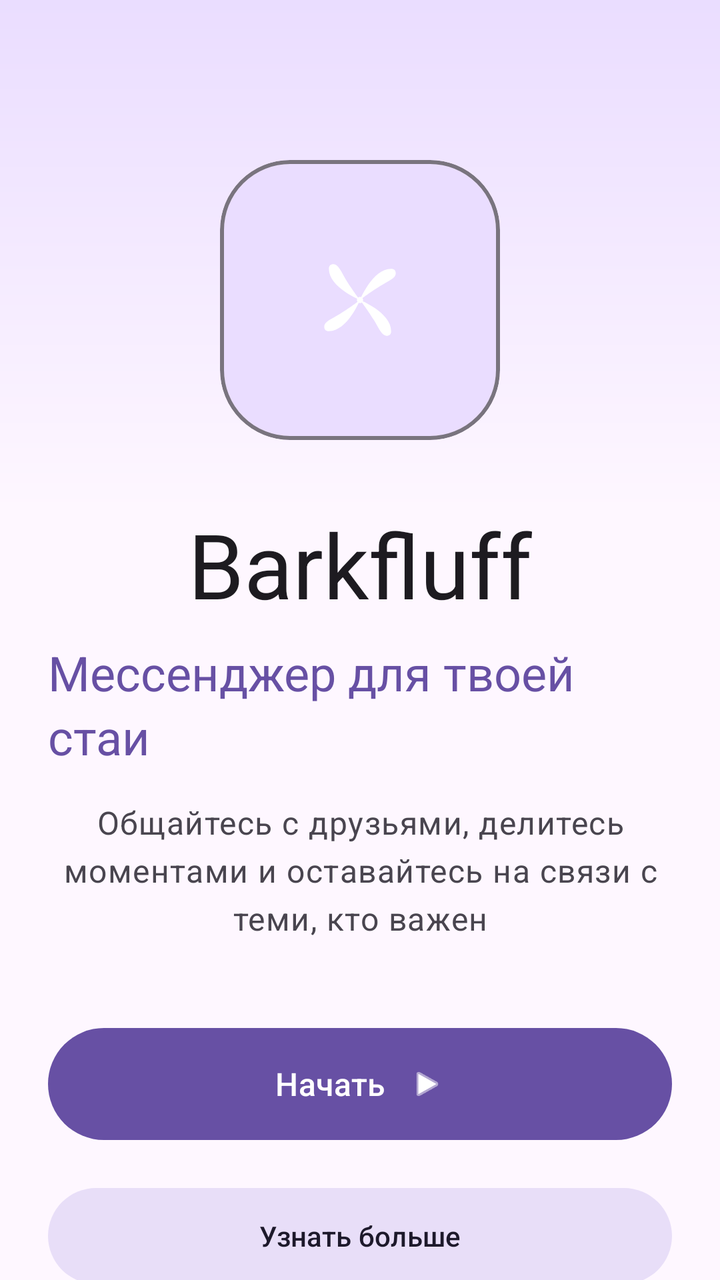
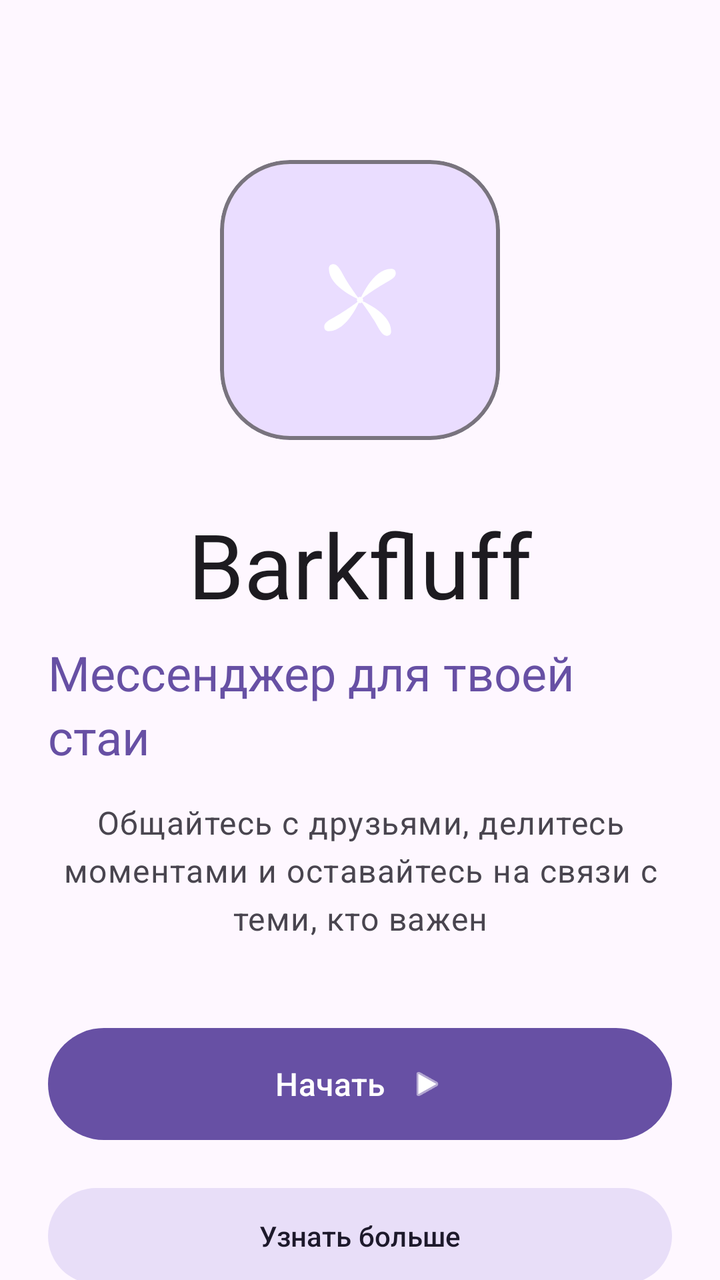

Compare the two renders of this Android layout. The source of the first and the diff that turns it into the second are given below.
<!-- AndroidManifest.xml: activity theme Theme.BarkfluffClientAndroid -->
<!-- res/layout/activity_welcome.xml -->
<?xml version="1.0" encoding="utf-8"?>
<androidx.constraintlayout.widget.ConstraintLayout xmlns:android="http://schemas.android.com/apk/res/android"
    xmlns:app="http://schemas.android.com/apk/res-auto"
    android:layout_width="match_parent"
    android:layout_height="match_parent"
    android:background="?android:attr/colorBackground">

    
    <View
        android:id="@+id/heroGradient"
        android:layout_width="0dp"
        android:layout_height="0dp"
        android:background="@drawable/hero_gradient_background"
        app:layout_constraintEnd_toEndOf="parent"
        app:layout_constraintStart_toStartOf="parent"
        app:layout_constraintTop_toTopOf="parent"
        app:layout_constraintHeight_percent="0.4" />

    <androidx.core.widget.NestedScrollView
        android:layout_width="0dp"
        android:layout_height="0dp"
        android:fillViewport="true"
        app:layout_constraintBottom_toBottomOf="parent"
        app:layout_constraintEnd_toEndOf="parent"
        app:layout_constraintStart_toStartOf="parent"
        app:layout_constraintTop_toTopOf="parent">

        <LinearLayout
            android:layout_width="match_parent"
            android:layout_height="wrap_content"
            android:gravity="center_horizontal"
            android:orientation="vertical"
            android:paddingHorizontal="24dp"
            android:paddingTop="80dp"
            android:paddingBottom="32dp">

            
            <com.google.android.material.card.MaterialCardView
                android:id="@+id/logoCard"
                android:layout_width="140dp"
                android:layout_height="140dp"
                android:layout_marginBottom="32dp"
                app:cardBackgroundColor="?attr/colorPrimaryContainer"
                app:cardCornerRadius="35dp"
                app:cardElevation="0dp"
                app:strokeColor="?attr/colorOutline"
                app:strokeWidth="2dp">

                <ImageView
                    android:id="@+id/logoImage"
                    android:layout_width="match_parent"
                    android:layout_height="match_parent"
                    android:contentDescription="@string/app_name"
                    android:padding="28dp"
                    android:src="@drawable/ic_launcher_foreground" />

            </com.google.android.material.card.MaterialCardView>

            
            <TextView
                android:id="@+id/titleText"
                android:layout_width="wrap_content"
                android:layout_height="wrap_content"
                android:layout_marginBottom="8dp"
                android:text="@string/app_name"
                android:textAppearance="?attr/textAppearanceDisplayMedium"
                android:textColor="?attr/colorOnSurface" />

            
            <TextView
                android:id="@+id/subtitleText"
                android:layout_width="wrap_content"
                android:layout_height="wrap_content"
                android:layout_marginBottom="16dp"
                android:text="Мессенджер для твоей стаи"
                android:textAppearance="?attr/textAppearanceHeadlineSmall"
                android:textColor="?attr/colorPrimary" />

            
            <TextView
                android:id="@+id/descriptionText"
                android:layout_width="match_parent"
                android:layout_height="wrap_content"
                android:layout_marginBottom="40dp"
                android:gravity="center"
                android:text="Общайтесь с друзьями, делитесь моментами и оставайтесь на связи с теми, кто важен"
                android:textAppearance="?attr/textAppearanceBodyLarge"
                android:textColor="?attr/colorOnSurfaceVariant" />

            
            <com.google.android.material.button.MaterialButton
                android:id="@+id/startButton"
                android:layout_width="match_parent"
                android:layout_height="64dp"
                android:layout_marginBottom="16dp"
                android:text="Начать"
                android:textAllCaps="false"
                android:textAppearance="?attr/textAppearanceTitleMedium"
                app:cornerRadius="32dp"
                app:icon="@android:drawable/ic_media_play"
                app:iconGravity="textEnd"
                app:iconPadding="12dp"
                app:iconTint="?attr/colorOnPrimary" />

            
            <com.google.android.material.button.MaterialButton
                android:id="@+id/learnMoreButton"
                style="@style/Widget.Material3.Button.TonalButton"
                android:layout_width="match_parent"
                android:layout_height="56dp"
                android:layout_marginBottom="48dp"
                android:text="Узнать больше"
                android:textAllCaps="false"
                android:textAppearance="?attr/textAppearanceTitleSmall"
                app:cornerRadius="28dp" />

            
            <LinearLayout
                android:id="@+id/footerPanel"
                android:layout_width="wrap_content"
                android:layout_height="wrap_content"
                android:gravity="center"
                android:orientation="horizontal">

                <com.google.android.material.button.MaterialButton
                    android:id="@+id/aboutLink"
                    style="@style/Widget.Material3.Button.TextButton"
                    android:layout_width="wrap_content"
                    android:layout_height="wrap_content"
                    android:text="О проекте"
                    android:textAllCaps="false" />

                <View
                    android:layout_width="4dp"
                    android:layout_height="4dp"
                    android:background="?attr/colorOutline" />

                <com.google.android.material.button.MaterialButton
                    android:id="@+id/privacyLink"
                    style="@style/Widget.Material3.Button.TextButton"
                    android:layout_width="wrap_content"
                    android:layout_height="wrap_content"
                    android:text="Конфиденциальность"
                    android:textAllCaps="false" />

                <View
                    android:layout_width="4dp"
                    android:layout_height="4dp"
                    android:background="?attr/colorOutline" />

                <com.google.android.material.button.MaterialButton
                    android:id="@+id/helpLink"
                    style="@style/Widget.Material3.Button.TextButton"
                    android:layout_width="wrap_content"
                    android:layout_height="wrap_content"
                    android:text="Справка"
                    android:textAllCaps="false" />

            </LinearLayout>

        </LinearLayout>

    </androidx.core.widget.NestedScrollView>

</androidx.constraintlayout.widget.ConstraintLayout>
<!-- resources referenced by this layout -->
<resources>
  <!-- drawable hero_gradient_background (drawable) -->
  <?xml version="1.0" encoding="utf-8"?>
  <shape xmlns:android="http://schemas.android.com/apk/res/android">
      <gradient
          android:angle="270"
          android:startColor="?attr/colorPrimaryContainer"
          android:endColor="?android:attr/colorBackground"
          android:type="linear" />
  </shape>
  <!-- drawable ic_launcher_foreground (drawable) -->
  <?xml version="1.0" encoding="utf-8"?>
  <vector xmlns:android="http://schemas.android.com/apk/res/android"
      android:width="108dp"
      android:height="108dp"
      android:viewportWidth="108"
      android:viewportHeight="108">
      
      
      <path
          android:fillColor="#FFFFFF"
          android:pathData="M54,54m-2,0a2,2 0,1 1,4 0a2,2 0,1 1,-4 0" />
      
      
      <path
          android:fillColor="#FFFFFF"
          android:pathData="M54,54c0,0 8,-20 20,-20c2,0 3,1 3,3c0,3 -5,5 -10,8c-8,5 -13,9 -13,9z" />
      
      
      <path
          android:fillColor="#FFFFFF"
          android:pathData="M54,54c0,0 20,8 20,20c0,2 -1,3 -3,3c-3,0 -5,-5 -8,-10c-5,-8 -9,-13 -9,-13z" />
      
      
      <path
          android:fillColor="#FFFFFF"
          android:pathData="M54,54c0,0 -8,20 -20,20c-2,0 -3,-1 -3,-3c0,-3 5,-5 10,-8c8,-5 13,-9 13,-9z" />
      
      
      <path
          android:fillColor="#FFFFFF"
          android:pathData="M54,54c0,0 -20,-8 -20,-20c0,-2 1,-3 3,-3c3,0 5,5 8,10c5,8 9,13 9,13z" />
          
  </vector>
  <string name="app_name">Barkfluff</string>
  <style name="Theme.BarkfluffClientAndroid" parent="Base.Theme.BarkfluffClientAndroid" />
  <style name="Base.Theme.BarkfluffClientAndroid" parent="Theme.Material3.DayNight.NoActionBar">
          
          <item name="android:windowLayoutInDisplayCutoutMode" tools:targetApi="p">shortEdges</item>
          <item name="android:statusBarColor">@android:color/transparent</item>
          <item name="android:navigationBarColor">@android:color/transparent</item>
          <item name="android:windowBackground">?android:attr/colorBackground</item>
  
          
          <item name="shapeAppearanceSmallComponent">@style/ShapeAppearance.Material3.SmallComponent</item>
          <item name="shapeAppearanceMediumComponent">@style/ShapeAppearance.Material3.MediumComponent</item>
          <item name="shapeAppearanceLargeComponent">@style/ShapeAppearance.Material3.LargeComponent</item>
  
          
          <item name="textAppearanceDisplayLarge">@style/TextAppearance.Material3.DisplayLarge</item>
          <item name="textAppearanceHeadlineLarge">@style/TextAppearance.Material3.HeadlineLarge</item>
          <item name="textAppearanceTitleLarge">@style/TextAppearance.Material3.TitleLarge</item>
      </style>
</resources>

<!-- the commit's change to res/layout/activity_welcome.xml (unified diff, before → after) -->
@@ -4,17 +4,6 @@
     android:layout_width="match_parent"
     android:layout_height="match_parent"
     android:background="?android:attr/colorBackground">
-
-    
-    <View
-        android:id="@+id/heroGradient"
-        android:layout_width="0dp"
-        android:layout_height="0dp"
-        android:background="@drawable/hero_gradient_background"
-        app:layout_constraintEnd_toEndOf="parent"
-        app:layout_constraintStart_toStartOf="parent"
-        app:layout_constraintTop_toTopOf="parent"
-        app:layout_constraintHeight_percent="0.4" />
 
     <androidx.core.widget.NestedScrollView
         android:layout_width="0dp"
<!-- resource entries referenced after the edit -->
@@ -1,14 +1,5 @@
 <!-- resources referenced by this layout -->
 <resources>
-  <!-- drawable hero_gradient_background (drawable) -->
-  <?xml version="1.0" encoding="utf-8"?>
-  <shape xmlns:android="http://schemas.android.com/apk/res/android">
-      <gradient
-          android:angle="270"
-          android:startColor="?attr/colorPrimaryContainer"
-          android:endColor="?android:attr/colorBackground"
-          android:type="linear" />
-  </shape>
   <!-- drawable ic_launcher_foreground (drawable) -->
   <?xml version="1.0" encoding="utf-8"?>
   <vector xmlns:android="http://schemas.android.com/apk/res/android"
